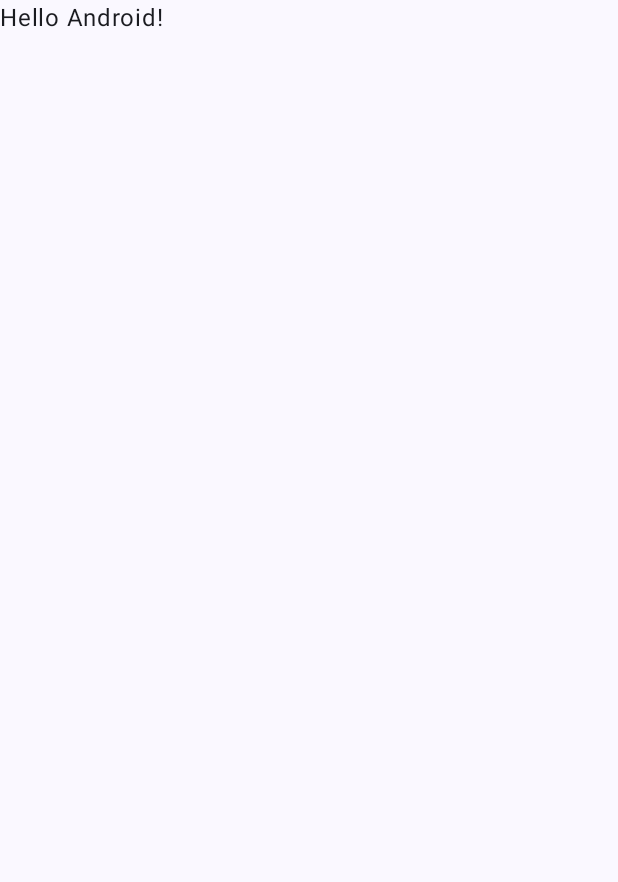
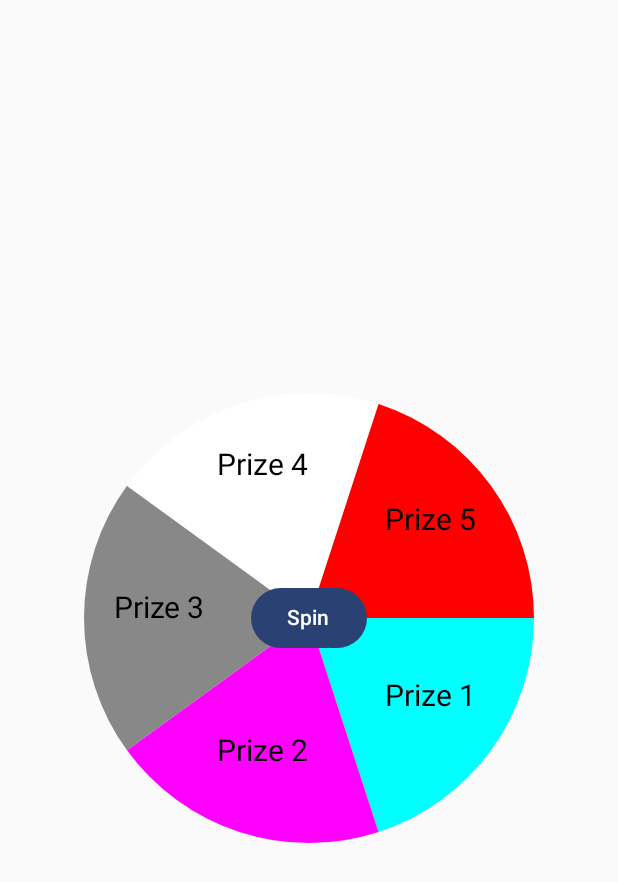
Before and after one commit to whogashaga/LuckyDraw, an Android app built with Jetpack Compose: the screen it shows after launch (MainActivity), on a phone screen of 412 x 824 dp. Before the commit the part shown is almost empty. Shown: the top 882 px of the screen. Run offline under Robolectric (Android 15) with nearby library versions, the phone set to English and light mode, and no system bars.

Commit message:
create a lucky draw circle but cannot spin

```diff
--- a/app/src/main/java/com/example/luckydraw/MainActivity.kt
+++ b/app/src/main/java/com/example/luckydraw/MainActivity.kt
@@ -1,47 +1,153 @@
 package com.example.luckydraw
 
+import android.graphics.Paint
 import android.os.Bundle
+import android.widget.Toast
 import androidx.activity.ComponentActivity
 import androidx.activity.compose.setContent
 import androidx.activity.enableEdgeToEdge
+import androidx.compose.animation.core.Animatable
+import androidx.compose.animation.core.LinearEasing
+import androidx.compose.animation.core.tween
+import androidx.compose.foundation.Canvas
+import androidx.compose.foundation.isSystemInDarkTheme
+import androidx.compose.foundation.layout.Box
 import androidx.compose.foundation.layout.fillMaxSize
 import androidx.compose.foundation.layout.padding
+import androidx.compose.foundation.layout.size
+import androidx.compose.material3.Button
+import androidx.compose.material3.MaterialTheme
 import androidx.compose.material3.Scaffold
 import androidx.compose.material3.Text
 import androidx.compose.runtime.Composable
+import androidx.compose.runtime.LaunchedEffect
+import androidx.compose.runtime.MutableState
+import androidx.compose.runtime.mutableStateOf
+import androidx.compose.runtime.remember
+import androidx.compose.runtime.rememberCoroutineScope
+import androidx.compose.ui.Alignment
 import androidx.compose.ui.Modifier
+import androidx.compose.ui.geometry.Offset
+import androidx.compose.ui.graphics.Color
+import androidx.compose.ui.graphics.nativeCanvas
+import androidx.compose.ui.platform.LocalContext
+import androidx.compose.ui.text.font.FontWeight
 import androidx.compose.ui.tooling.preview.Preview
+import androidx.compose.ui.unit.TextUnit
+import androidx.compose.ui.unit.dp
+import androidx.compose.ui.unit.sp
 import com.example.luckydraw.ui.theme.LuckyDrawTheme
+import kotlinx.coroutines.launch
+import kotlin.math.cos
+import kotlin.math.sin
 
 class MainActivity : ComponentActivity() {
+
     override fun onCreate(savedInstanceState: Bundle?) {
         super.onCreate(savedInstanceState)
         enableEdgeToEdge()
+
         setContent {
-            LuckyDrawTheme {
-                Scaffold(modifier = Modifier.fillMaxSize()) { innerPadding ->
-                    Greeting(
-                        name = "Android",
-                        modifier = Modifier.padding(innerPadding)
-                    )
-                }
+            LuckyDrawTheme(darkTheme = false) {
+                LuckyDrawScreen()
             }
         }
     }
 }
 
 @Composable
-fun Greeting(name: String, modifier: Modifier = Modifier) {
-    Text(
-        text = "Hello $name!",
-        modifier = modifier
-    )
+fun LuckyDrawScreen() {
+    val items = listOf("Prize 1", "Prize 2", "Prize 3", "Prize 4", "Prize 5")
+    val selectedIndex = remember { mutableStateOf(-1) }
+
+    LuckyDrawWheel(items = items) { resultIndex ->
+        selectedIndex.value = resultIndex
+    }
 }
 
-@Preview(showBackground = true)
+
 @Composable
-fun GreetingPreview() {
-    LuckyDrawTheme {
-        Greeting("Android")
+fun LuckyDrawWheel(items: List<String>, onSpinEnd: (Int) -> Unit) {
+    val rotation = remember { Animatable(0f) }
+    val itemAngle = 360f / items.size
+    val coroutineScope = rememberCoroutineScope()
+    val animationFinished: MutableState<Boolean> = remember { mutableStateOf(false) }
+    val colorList = mutableListOf(Color.Cyan, Color.Magenta, Color.Gray, Color.White, Color.Red, Color.Green, Color.Blue, Color.Yellow)
+
+    Box(modifier = Modifier.fillMaxSize(), contentAlignment = Alignment.Center) {
+        Canvas(modifier = Modifier.size(300.dp)) {
+            items.forEachIndexed { index, item ->
+                val startAngle = index * itemAngle
+                drawArc(
+                    color = colorList[index%colorList.size],
+                    startAngle = startAngle,
+                    sweepAngle = itemAngle,
+                    useCenter = true
+                )
+                val textAngle = startAngle + itemAngle / 2
+                val textRadius = size.minDimension / 3
+                val textPosition = Offset(
+                    (center.x + textRadius * cos(Math.toRadians(textAngle.toDouble()))).toFloat(),
+                    (center.y + textRadius * sin(Math.toRadians(textAngle.toDouble()))).toFloat()
+                )
+                drawContext.canvas.nativeCanvas.apply {
+                    drawText(
+                        item,
+                        textPosition.x,
+                        textPosition.y,
+                        Paint().apply {
+                            textSize = 30f
+                            textAlign = Paint.Align.CENTER
+                            color = android.graphics.Color.BLACK
+                        }
+                    )
+                }
+            }
+        }
+
+        val selectedIndex = (0 until items.size).random()
+        Button(
+            onClick = {
+            coroutineScope.launch {
+                animationFinished.value = false
+                val targetRotation = (360f * 5) + (360f - (selectedIndex * itemAngle))
+                rotation.animateTo(
+                    targetValue = targetRotation,
+                    animationSpec = tween(durationMillis = 3000, easing = LinearEasing)
+                ) {
+                    if (value == targetRotation) {
+                        animationFinished.value = true
+                        onSpinEnd(selectedIndex)
+                    }
+                }
+            }
+        }) {
+            Text("Spin")
+        }
+
+        if (animationFinished.value) {
+            Text(
+                text = "We Got ${items[selectedIndex]}!",
+                modifier = Modifier
+                    .align(Alignment.BottomCenter)
+                    .padding(bottom = 100.dp),
+                fontSize = 16.sp,
+                fontWeight = FontWeight.Bold,
+                color = Color.Black
+            )
+//            Toast.makeText(LocalContext.current, "Congratulations!\n${items[selectedIndex]}", Toast.LENGTH_SHORT).show()
+        }
     }
 }
+
+
+@Composable
+fun ShowToastButton(btn: String = "Show Toast", text: String) {
+    val context = LocalContext.current
+
+    Button(onClick = {
+        Toast.makeText(context, text, Toast.LENGTH_SHORT).show()
+    }) {
+        Text("Show Toast")
+    }
+}
```
